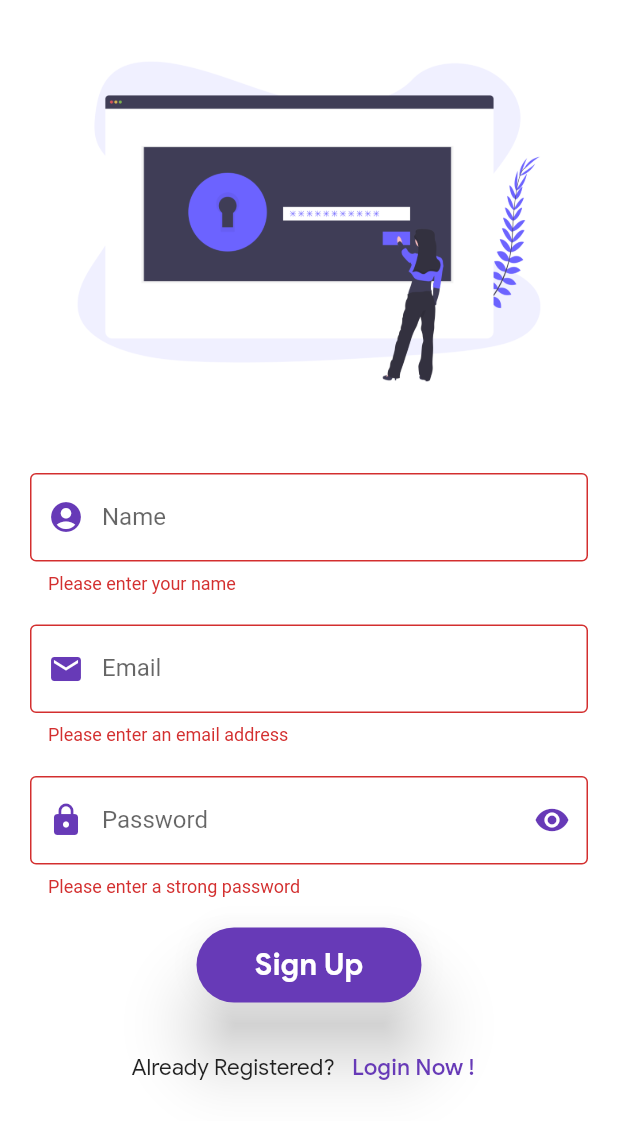
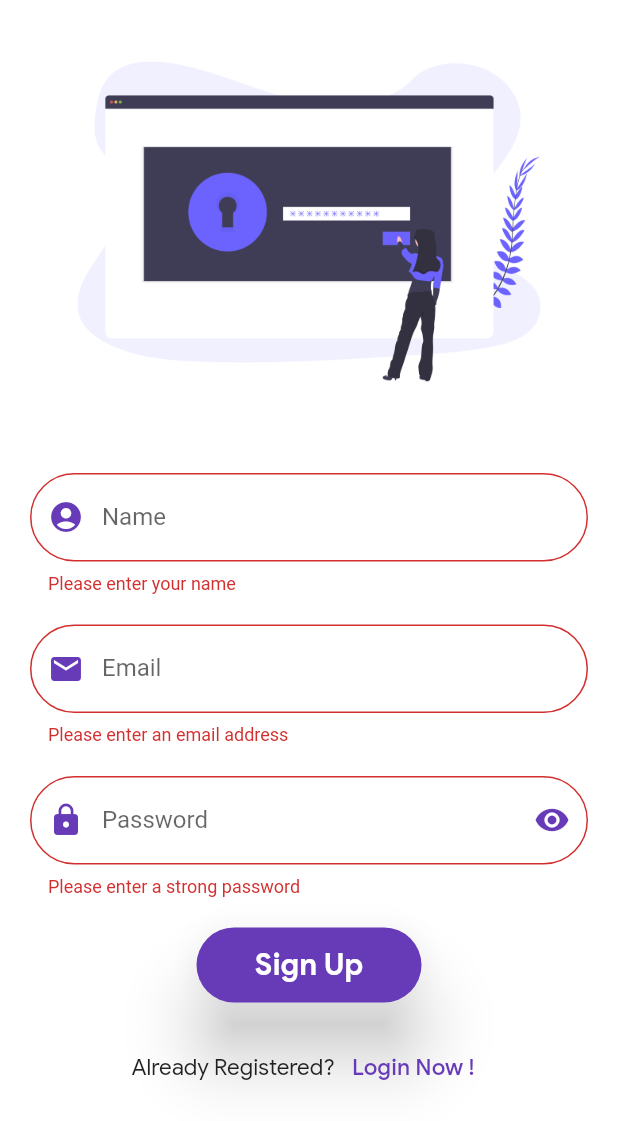
Before and after one commit to ashutoshkrris/Flutter-Training, a Flutter app: the SignupScreen screen opened by its route, after a tap on "Sign Up", on a phone screen of 412 x 824 dp. Shown: the top 1121 px of the screen. Run offline on Flutter 3.47's test engine with Material 2 defaults, Android fonts, the phone set to English and light mode, and no system bars; our stand-ins replace cloud_firestore, firebase_auth, firebase_core, flutter_svg; accounts and stored records are empty.

Commit message:
Add Firebase to store data and register user

```diff
--- a/lib/screens/signup.dart
+++ b/lib/screens/signup.dart
@@ -1,3 +1,5 @@
+import 'package:cloud_firestore/cloud_firestore.dart';
+import 'package:firebase_auth/firebase_auth.dart';
 import 'package:first_app/screens/login.dart';
 import 'package:flutter/material.dart';
 
@@ -59,6 +61,7 @@ class _SignupScreenState extends State<SignupScreen> {
             color: Colors.deepPurple,
           ),
           border: OutlineInputBorder(
+            borderRadius: BorderRadius.all(Radius.circular(42.0)),
             borderSide: BorderSide(
               color: Colors.deepPurple,
               style: BorderStyle.solid,
@@ -98,6 +101,7 @@ class _SignupScreenState extends State<SignupScreen> {
           labelText: "Email",
           hintText: "user@domain.com",
           border: OutlineInputBorder(
+            borderRadius: BorderRadius.all(Radius.circular(42.0)),
             borderSide: BorderSide(
               color: Colors.deepPurple,
               style: BorderStyle.solid,
@@ -144,6 +148,7 @@ class _SignupScreenState extends State<SignupScreen> {
           labelText: "Password",
           hintText: "Enter a strong password",
           border: OutlineInputBorder(
+            borderRadius: BorderRadius.all(Radius.circular(42.0)),
             borderSide: BorderSide(
               color: Colors.deepPurple,
               style: BorderStyle.solid,
@@ -165,7 +170,7 @@ class _SignupScreenState extends State<SignupScreen> {
           if (value == null || value.isEmpty) {
             return "Please enter a strong password";
           } else if (value.length < 8) {
-            return "Password must be atleast 8 characters long";
+            return "Password must be at least 8 characters long";
           }
           return null;
         },
@@ -205,13 +210,33 @@ class _SignupScreenState extends State<SignupScreen> {
     );
   }
 
-  void performSignup() {
+  void performSignup() async {
+    String name = _nameCtrl.text;
+    String email = _emailCtrl.text;
+    String password = _pwdCtrl.text;
     if (_formKey.currentState.validate()) {
-      ScaffoldMessenger.of(context).showSnackBar(
-        SnackBar(
-          content: Text('Processing Data'),
-        ),
-      );
+      try {
+        UserCredential userCredential =
+            await FirebaseAuth.instance.createUserWithEmailAndPassword(
+          email: email,
+          password: password,
+        );
+        User _currentUser = userCredential.user;
+        _currentUser.sendEmailVerification(); //Send Verification Link
+        storeUserDetails(_currentUser.uid, name, email); //Store these details
+        notifyUser(
+          context,
+          'An email with verification link has been sent to you.',
+        );
+      } on FirebaseAuthException catch (e) {
+        if (e.code == 'weak-password') {
+          notifyUser(context, 'The password provided is too weak.');
+        } else if (e.code == 'email-already-in-use') {
+          notifyUser(context, 'The account already exists for that email.');
+        }
+      } catch (e) {
+        notifyUser(context, e);
+      }
     }
   }
 
@@ -241,4 +266,31 @@ class _SignupScreenState extends State<SignupScreen> {
       ],
     );
   }
+
+  void notifyUser(BuildContext context, String s) {
+    ScaffoldMessenger.of(context).showSnackBar(
+      SnackBar(
+        content: Text(s),
+      ),
+    );
+  }
+
+  void storeUserDetails(String uid, String name, String email) async {
+    Map<String, dynamic> userDetails = {
+      "name": name,
+      "email": email,
+      "desc": "Nothing to share at the moment!",
+      "image": "",
+    };
+    await FirebaseFirestore.instance
+        .collection('users') // Create collection
+        .doc(uid) // Create a new document with uid
+        .set(userDetails) // Set the user details to that document
+        .then(
+          (_) => notifyUser(context, 'You have been registered successfully!'),
+        )
+        .catchError(
+          (onError) => notifyUser(context, onError),
+        );
+  }
 }
```
